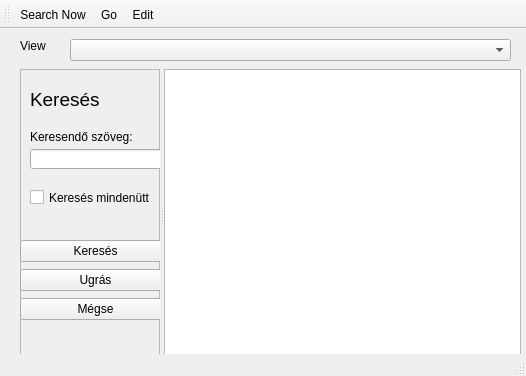
Qt form VocabularyNgDesktop/searchdialog.ui (eleda/VocabularyNgDesktop) before a commit.
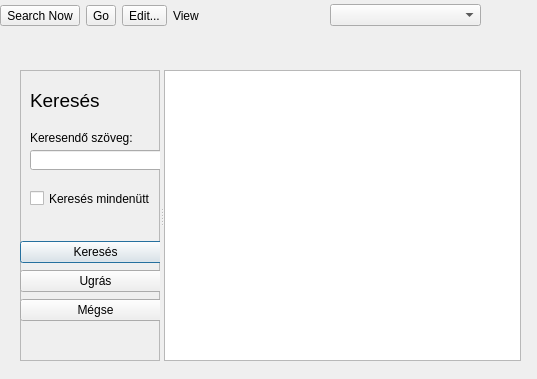
The same form after that commit.

Commit message: Modified Windows, new Methods

```diff
--- a/VocabularyNgDesktop/searchdialog.ui
+++ b/VocabularyNgDesktop/searchdialog.ui
@@ -1,47 +1,23 @@
 <?xml version="1.0" encoding="UTF-8"?>
 <ui version="4.0">
  <class>SearchDialog</class>
- <widget class="QMainWindow" name="SearchDialog">
+ <widget class="QDialog" name="SearchDialog">
   <property name="geometry">
    <rect>
     <x>0</x>
     <y>0</y>
-    <width>526</width>
-    <height>376</height>
+    <width>537</width>
+    <height>379</height>
    </rect>
   </property>
   <property name="windowTitle">
    <string>MainWindow</string>
   </property>
-  <widget class="QWidget" name="centralwidget">
-   <widget class="QLabel" name="label">
-    <property name="geometry">
-     <rect>
-      <x>20</x>
-      <y>10</y>
-      <width>47</width>
-      <height>13</height>
-     </rect>
-    </property>
-    <property name="text">
-     <string>View</string>
-    </property>
-   </widget>
-   <widget class="QComboBox" name="comboBox">
-    <property name="geometry">
-     <rect>
-      <x>70</x>
-      <y>10</y>
-      <width>441</width>
-      <height>22</height>
-     </rect>
-    </property>
-   </widget>
    <widget class="QSplitter" name="splitter">
     <property name="geometry">
      <rect>
       <x>20</x>
-      <y>40</y>
+     <y>70</y>
       <width>501</width>
       <height>291</height>
      </rect>
@@ -146,37 +122,53 @@
     </widget>
     <widget class="QListWidget" name="listWidget"/>
    </widget>
-  </widget>
-  <widget class="QStatusBar" name="statusbar"/>
-  <widget class="QToolBar" name="toolBar">
-   <property name="windowTitle">
-    <string>toolBar</string>
+  <widget class="QWidget" name="horizontalLayoutWidget">
+   <property name="geometry">
+    <rect>
+     <x>0</x>
+     <y>0</y>
+     <width>481</width>
+     <height>31</height>
+    </rect>
    </property>
-   <attribute name="toolBarArea">
-    <enum>TopToolBarArea</enum>
-   </attribute>
-   <attribute name="toolBarBreak">
-    <bool>false</bool>
-   </attribute>
-   <addaction name="actionSearch_Now"/>
-   <addaction name="actionGo"/>
-   <addaction name="actionEdit"/>
-  </widget>
-  <action name="actionSearch_Now">
+   <layout class="QHBoxLayout" name="horizontalLayout">
+    <item>
+     <widget class="QToolButton" name="toolButton_2">
    <property name="text">
     <string>Search Now</string>
    </property>
-  </action>
-  <action name="actionGo">
+     </widget>
+    </item>
+    <item>
+     <widget class="QToolButton" name="toolButton">
    <property name="text">
     <string>Go</string>
    </property>
-  </action>
-  <action name="actionEdit">
+     </widget>
+    </item>
+    <item>
+     <widget class="QToolButton" name="toolButton_3">
    <property name="text">
-    <string>Edit</string>
-   </property>
-  </action>
+       <string>Edit...</string>
+      </property>
+     </widget>
+    </item>
+    <item>
+     <layout class="QHBoxLayout" name="horizontalLayout_2">
+      <item>
+       <widget class="QLabel" name="label">
+        <property name="text">
+         <string>View</string>
+        </property>
+       </widget>
+      </item>
+      <item>
+       <widget class="QComboBox" name="comboBox"/>
+      </item>
+     </layout>
+    </item>
+   </layout>
+  </widget>
  </widget>
  <resources/>
  <connections/>
```
Left out of the diff: 2 changed lines with no effect on the pictures. Lines whose indentation alone changed are shown as unchanged. The commit also changes 13 other files.
